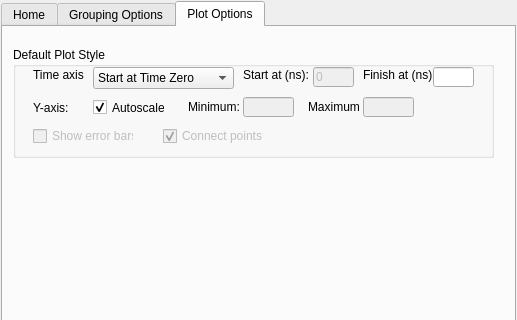
Qt form Code/Mantid/MantidQt/CustomInterfaces/inc/MantidQtCustomInterfaces/MuonAnalysis.ui (mantidproject/mantid) before a commit; both pictures show x 0 to 517 and y 0 to 320 of the 517 by 619 pixel window.
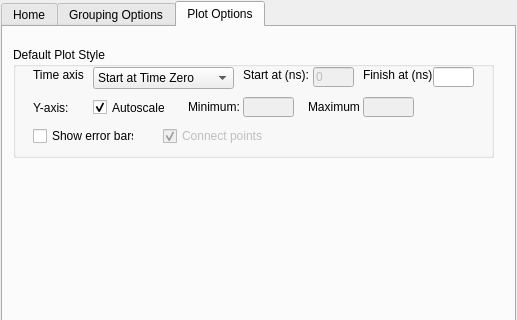
The same form after that commit. The open tabs and pages were chosen to show the change. Custom widgets are drawn as their Qt base class.

Commit message: Allow errorbars and added ARGUS grouping file. re #1849

Diff of the .ui file:
```diff
--- a/Code/Mantid/MantidQt/CustomInterfaces/inc/MantidQtCustomInterfaces/MuonAnalysis.ui
+++ b/Code/Mantid/MantidQt/CustomInterfaces/inc/MantidQtCustomInterfaces/MuonAnalysis.ui
@@ -914,7 +914,7 @@
        </widget>
        <widget class="QCheckBox" name="showErrorBars" >
         <property name="enabled" >
-         <bool>false</bool>
+         <bool>true</bool>
         </property>
         <property name="geometry" >
          <rect>
```
The commit also changes 2 other files.
